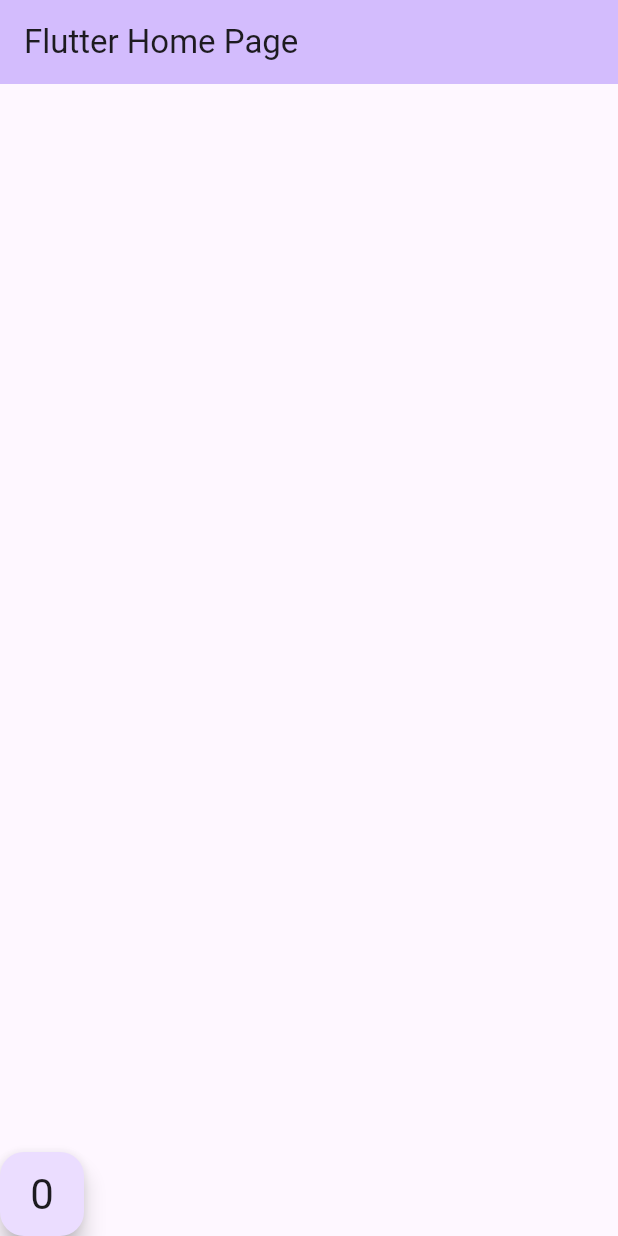
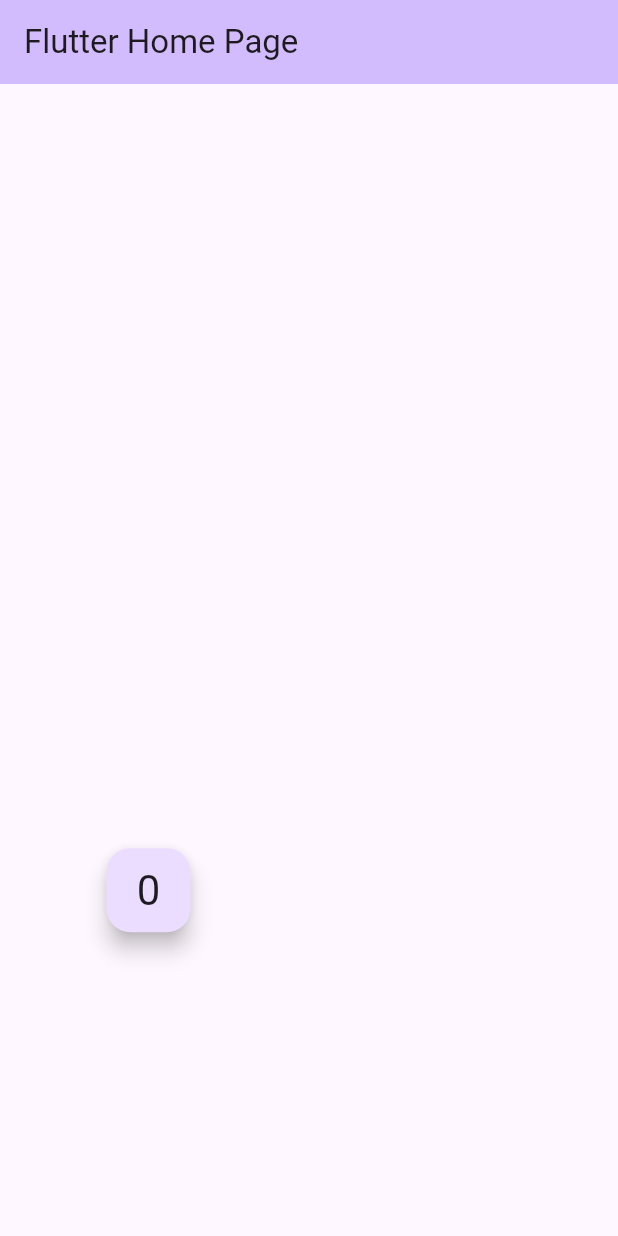
Before and after one commit to LoonyRhombus/flutter_learning, a Flutter app: the first screen one second after launch, on a phone screen of 412 x 824 dp. Run offline on Flutter 3.47's test engine with Material 3 defaults, Android fonts, the phone set to English and light mode, and no system bars.

```diff
--- a/lib/main.dart
+++ b/lib/main.dart
@@ -56,7 +56,7 @@ class _MyHomePageState extends State<MyHomePage> {
       rndLeft = generateRandomNumber(0, getMaxWidth());
     }
     void timerButtonJumpingWhatever() {
-      Timer.periodic(Duration(milliseconds:2000), (timer) {
+      Timer.periodic(Duration(milliseconds:750), (timer) {
         if (_counter > 10){
           timer.cancel();
           setState(() {
```
Also changed, not shown: 1 other file.
